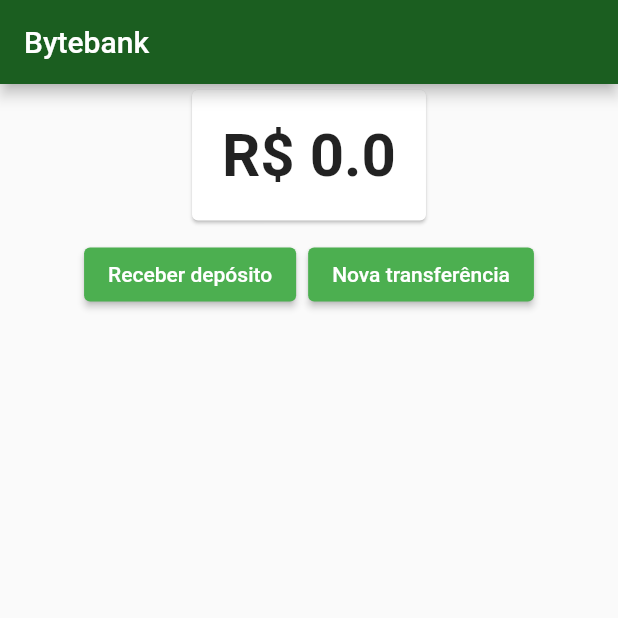
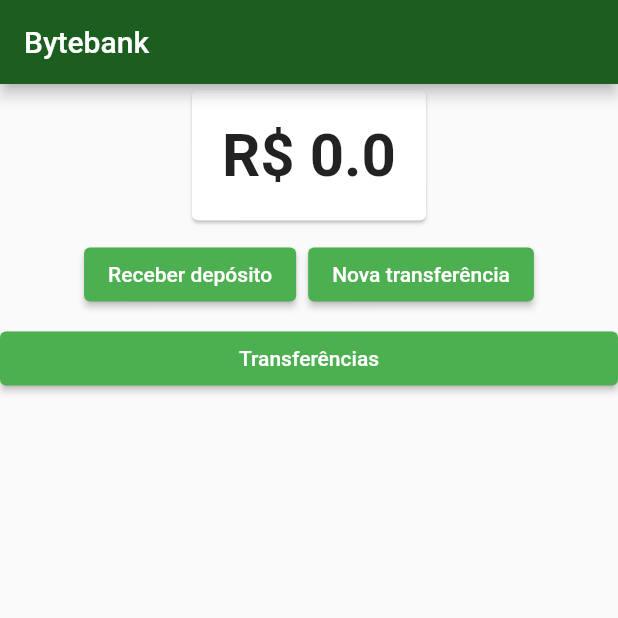
Before and after one commit to AndressaCode/flutter_estados, a Flutter app: the screen it shows after launch, on a phone screen of 412 x 824 dp, the top half of it. Run offline on Flutter 3.47's test engine with Material 2 defaults, Android fonts, the phone set to English and light mode, and no system bars.

Commit message:
Adicionando as transferências realizadas a lista de transferências

```diff
--- a/lib/screens/dashboard/dashboard.dart
+++ b/lib/screens/dashboard/dashboard.dart
@@ -3,6 +3,7 @@ import 'package:flutter_estados/models/saldo.dart';
 import 'package:flutter_estados/screens/dashboard/saldo.dart';
 import 'package:flutter_estados/screens/deposito/formulario.dart';
 import 'package:flutter_estados/screens/transferencia/formulario.dart';
+import 'package:flutter_estados/screens/transferencia/lista.dart';
 import 'package:provider/provider.dart';
 
 class Dashboard extends StatelessWidget {
@@ -46,6 +47,18 @@ class Dashboard extends StatelessWidget {
               ),
             ],
           ),
+          ElevatedButton(
+            style: ButtonStyle(
+              backgroundColor:
+              MaterialStateProperty.all<Color>(Colors.green),
+            ),
+            child: Text('Transferências'),
+            onPressed: () {
+              Navigator.push(context, MaterialPageRoute(builder: (context) {
+                return ListaTransferencias();
+              }));
+            },
+          ),
         ],
       ),
     );
```
Also changed, not shown: lib/models/transferencia.dart (+6 -3 lines), lib/screens/transferencia/lista.dart (+17 -32 lines).
